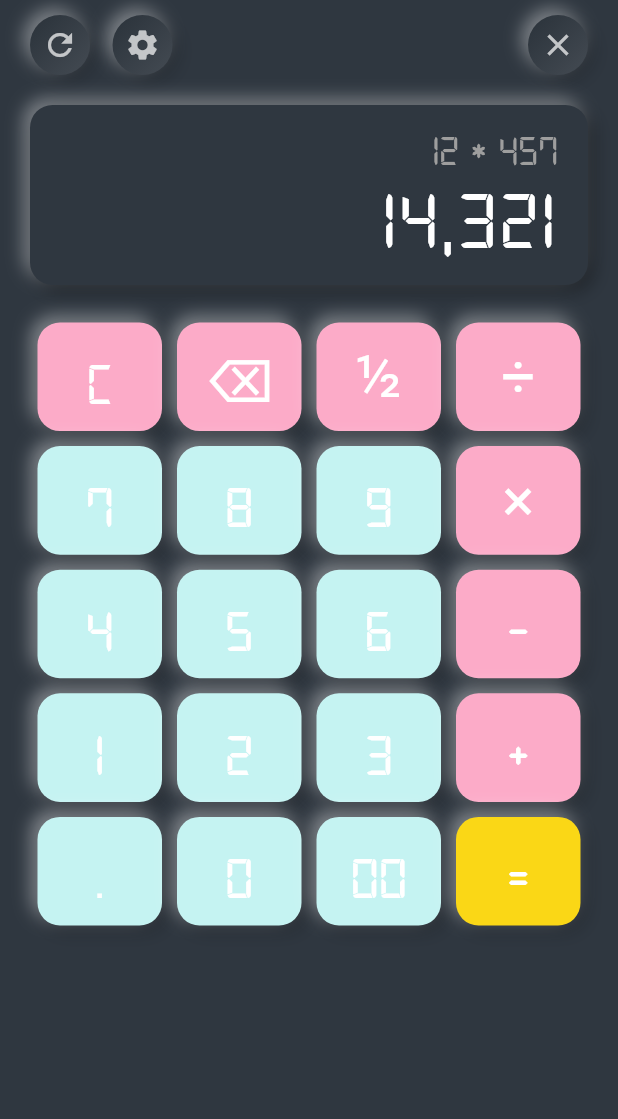
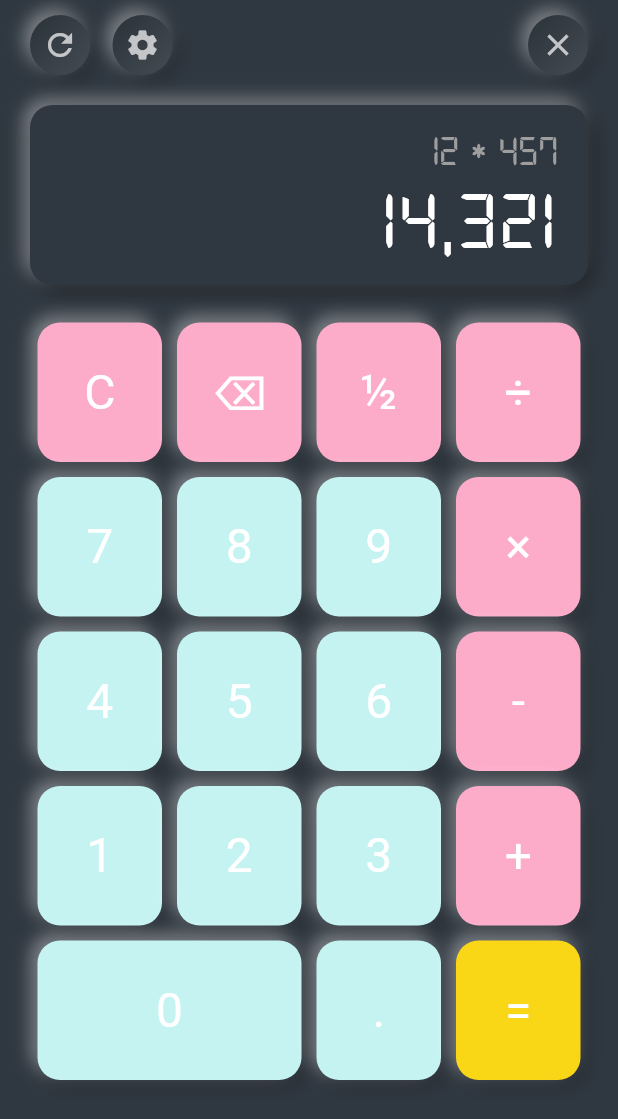
Before and after one commit to SadraKafiri/Calcualtor-Flutter, a Flutter app: the screen it shows after launch, on a phone screen of 412 x 824 dp. Shown: the top 1119 px of the screen. Run offline on Flutter 3.47's test engine with Material 2 defaults, Android fonts, the phone set to English and light mode, and no system bars; drawn by our look-alikes of flutter_neumorphic.

Commit message:
Complete  Design HomePage

```diff
--- a/lib/src/pages/home.dart
+++ b/lib/src/pages/home.dart
@@ -15,7 +15,8 @@ class HomePage extends StatelessWidget {
     final Size _size = MediaQuery.of(context).size;
     return Scaffold(
       backgroundColor: bgColor,
-      body: SafeArea(
+      body: SingleChildScrollView(
+        child: SafeArea(
           child: Center(
             child: Container(
               padding: const EdgeInsets.symmetric(horizontal: 20, vertical: 10),
@@ -26,6 +27,7 @@ class HomePage extends StatelessWidget {
                   _buildMonitor(),
                   _buildButtons(_size, buttonsColor),
                 ],
+              ),
             ),
           ),
         ),
@@ -140,7 +142,9 @@ class HomePage extends StatelessWidget {
       children: [
         Expanded(
           child: SizedBox(
-            child: Table(
+            child: Column(
+              children: [
+                Table(
                   children: [
                     TableRow(
                       children: [
@@ -174,27 +178,35 @@ class HomePage extends StatelessWidget {
                         buildButton("+", 1, _color[0], size),
                       ],
                     ),
+                  ],
+                ),
+                Table(
+                  columnWidths: const {
+                    0: FractionColumnWidth(0.5),
+                  },
+                  children: [
                     TableRow(
                       children: [
+                        buildButton("0", 3, _color[1], size),
                         buildButton(".", 1, _color[1], size),
-                    buildButton("0", 1, _color[1], size),
-                    buildButton("00", 1, _color[1], size),
                         buildButton("=", 1, _color[2], size),
                       ],
                     ),
                   ],
                 ),
+              ],
             ),
-        )
+          ),
+        ),
       ],
     );
   }
 
   Widget buildButton(
-      String buttonText, double buttonHeight, Color buttonColor, Size size) {
+      String buttonText, double buttonWidth, Color buttonColor, Size size) {
     return SizedBox(
-      height: size.height * 0.1 * buttonHeight,
-      width: size.height * 0.1 * buttonHeight,
+      height: size.height * 0.1 * 1.25,
+      width: size.width * 0.1 * buttonWidth,
       child: NeumorphicButton(
         onPressed: () {},
         margin: const EdgeInsets.all(5),
@@ -210,8 +222,7 @@ class HomePage extends StatelessWidget {
           alignment: Alignment.center,
           child: Text(
             buttonText,
-            style: const TextStyle(
-                color: Colors.white, fontSize: 40, fontFamily: 'Digital'),
+            style: const TextStyle(color: Colors.white, fontSize: 32),
             textAlign: TextAlign.center,
           ),
         ),
```
Lines whose indentation alone changed are shown as unchanged.
